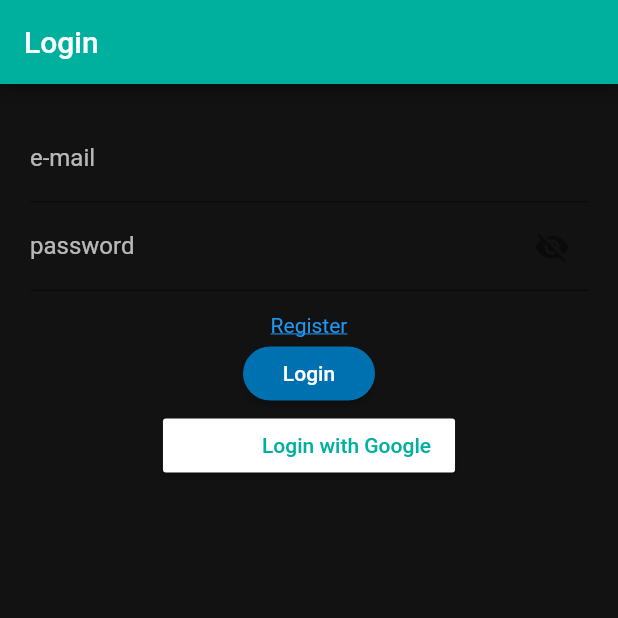
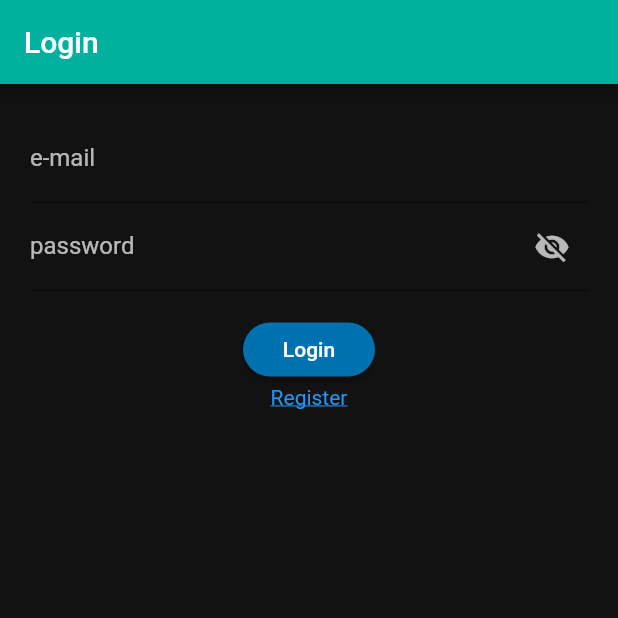
Before and after one commit to murosfc/findme, a Flutter app: the screen it shows after launch, on a phone screen of 412 x 824 dp, the top half of it. Run offline on Flutter 3.47's test engine with Material 2 defaults, Android fonts, the phone set to English and light mode, and no system bars; our stand-ins replace google_sign_in, localization.

Commit message:
Cadastro e login funcionando

```diff
--- a/lib/api/ApiUrls.dart
+++ b/lib/api/ApiUrls.dart
@@ -1,13 +1,13 @@
 class ApiUrls {
-  final String _endpoint = "http://192.168.1.166:8080/api/user";
-  final String _register = "/register";
-  final String _login = "/auth";
+  static String _endpoint = "http://192.168.1.166:8080/api/user";
+  static String _register = "/register";
+  static String _login = "/auth";
 
-  String registrationUrl() {
+  static String registrationUrl() {
     return _endpoint + _register;
   }
 
-  String logintionUrl() {
+  static String loginUrl() {
     return _endpoint + _login;
   }
 }
--- a/lib/pages/LoginPage.dart
+++ b/lib/pages/LoginPage.dart
@@ -1,5 +1,3 @@
-import 'dart:io';
-
 import 'package:findme/FindnMeHome.dart';
 import 'package:findme/api/ApiUrls.dart';
 import 'package:findme/pages/RegisterScreen.dart';
@@ -51,6 +49,7 @@
                 onSaved: (input) => _email = input!,
               ),
               TextFormField(
+                style: const TextStyle(color: Colors.white),
                 controller: _passwordTextEditingController,
                 decoration: InputDecoration(
                   labelText: "password".i18n(),
@@ -64,6 +63,7 @@
                     icon: Icon(_obscurePassword
                         ? Icons.visibility_off
                         : Icons.visibility),
+                    color: Colors.white70,
                   ),
                 ),
                 obscureText: _obscurePassword,
@@ -73,6 +73,21 @@
                 onSaved: (value) => _password = value!,
               ),
               const SizedBox(height: 15),
+              _isLoading
+                  ? CircularProgressIndicator()
+                  : MaterialButton(
+                      onPressed: () {
+                        if (_formKey.currentState!.validate()) {
+                          _formKey.currentState!.save();
+                          _submit();
+                        }
+                      },
+                      color: VisualIdColors.colorBlue(),
+                      textColor: Colors.white,
+                      shape: RoundedRectangleBorder(
+                          borderRadius: BorderRadius.circular(20.0)),
+                      child: const Text("Login"),
+                    ),
               InkWell(
                 onTap: () => _register(),
                 child: Text(
@@ -81,40 +96,11 @@
                       decoration: TextDecoration.underline, color: Colors.blue),
                 ),
               ),
-              _isLoading
-                  ? const CircularProgressIndicator()
-                  : MaterialButton(
-                      onPressed: () {
-                        if (_formKey.currentState!.validate()) {
-                          _formKey.currentState!.save();
-                          _submit();
-                        }
-                      },
-                      child: const Text("Login"),
-                      color: VisualIdColors.colorBlue(),
-                      textColor: Colors.white,
-                      shape: RoundedRectangleBorder(
-                          borderRadius: BorderRadius.circular(20.0)),
-                    ),
               if (_errorMessage != null)
                 Text(
                   _errorMessage!,
                   style: const TextStyle(color: Colors.red),
                 ),
-              MaterialButton(
-                color: Colors.white,
-                textColor: Theme.of(context).primaryColor,
-                onPressed: _handleSignIn,
-                child: Row(
-                  mainAxisSize: MainAxisSize.min,
-                  children: <Widget>[
-                    //Image.asset("../assets/google.png",aheight: 0.1, width: 0.1),
-                    const SizedBox(width: 50),
-                    Text("google-log".i18n()),
-                  ],
-                ),
-              ),
-              const SizedBox(height: 20.0),
             ],
           ),
         ),
@@ -134,21 +120,22 @@
         'email': _email,
         'password': _password,
       };
-      String bodyJson = json.encode(body);
-      Response response = await http.post(Uri.parse(ApiUrls().logintionUrl()),
+      String bodyJson = json.encode({
+        'email': _email,
+        'password': _password,
+      });
+      Response response = await http.post(Uri.parse(ApiUrls.loginUrl()),
           headers: {'Content-Type': 'application/json'}, body: bodyJson);
       if (response.statusCode == 200) {
+        //User.storeCredentials(response);
         // ignore: use_build_context_synchronously
         Navigator.push(
           context,
           MaterialPageRoute(builder: (context) => FindnMeHome()),
         );
-      } else {
-        if (response.statusCode == 401) {
-          _errorMessage = "invalid-credentials".i18n();
-        }
+      } else if (response.statusCode == 401) {
+        _errorMessage = "invalid-credentials".i18n();
       }
-
       setState(() {
         _isLoading = false;
       });
--- a/pubspec.yaml
+++ b/pubspec.yaml
@@ -39,7 +39,6 @@
 
   google_sign_in: ^5.4.3
   http: ^0.13.5
-  firebase_auth: ^4.2.5
 
 dev_dependencies:
   flutter_test:
```
Also changed, not shown: lib/drawers/MainDrawer.dart (+14 -0 lines), lib/i18n/en_US.json (+10 -2 lines), lib/i18n/pt_BR.json (+11 -3 lines), lib/model/User.dart (added, +23 -0 lines), lib/pages/RegisterScreen.dart (+100 -18 lines), pubspec.lock, 1 other file.
